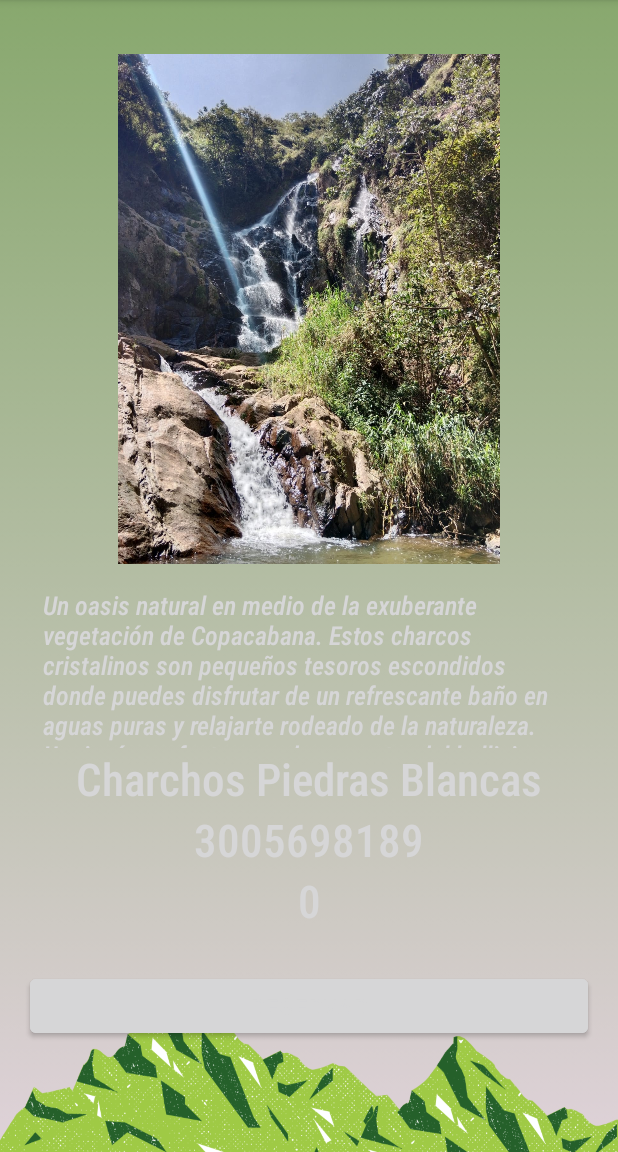
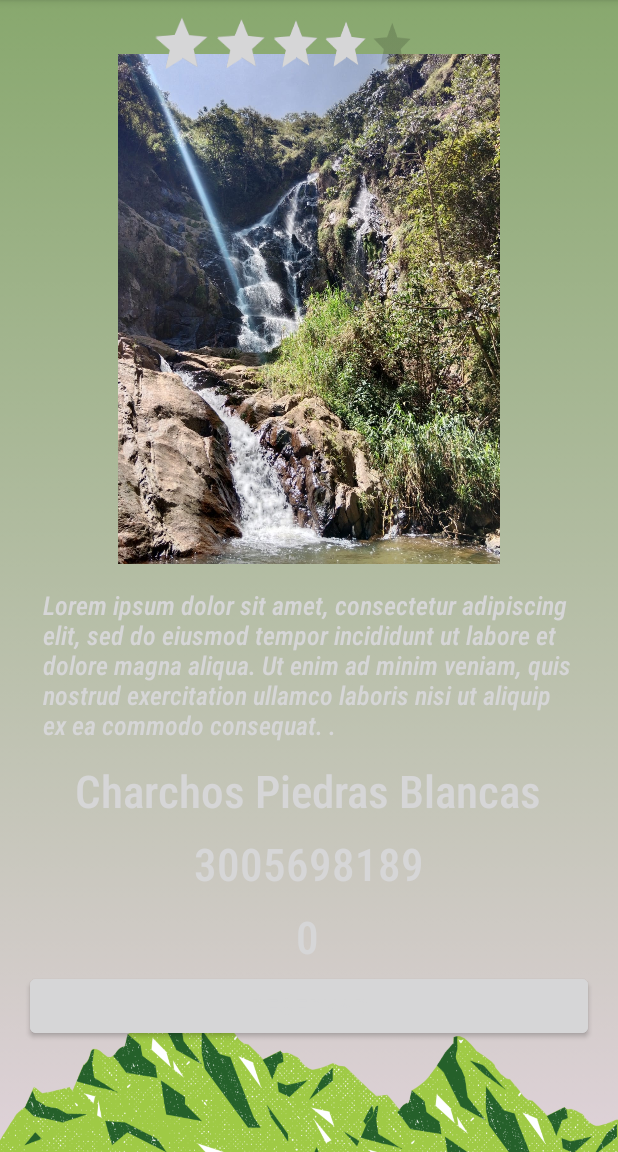
Before and after one commit to DanielVasquezCESDE/PuebliandoII409, an Android app: the ListasSitios screen opened directly, with no data from a screen before it, after a tap on "Charchos Piedras Blancas", on a phone screen of 412 x 824 dp, the part 84-1236 px from its top. Run offline under Robolectric (Android 15) with nearby library versions, the phone set to English and light mode, and no system bars.

Commit message:
Se mejora diseño, queda faltando

```diff
--- a/app/src/main/java/com/example/pruebaiipuebliando409/AmpliadoHotel.java
+++ b/app/src/main/java/com/example/pruebaiipuebliando409/AmpliadoHotel.java
@@ -37,6 +37,8 @@ public class AmpliadoHotel extends AppCompatActivity {
                 .apply(RequestOptions.bitmapTransform(new CircleCrop()))
                 .into(logoImageView);
 
+
+
         fotoHotelAmpliado = findViewById(R.id.logo);
         nombreHotelAmpliado = findViewById(R.id.nombrehotelampliado);
         precioHotelAmpliado = findViewById(R.id.preciohotelampliado);
--- a/app/src/main/java/com/example/pruebaiipuebliando409/AmpliadoSitios.java
+++ b/app/src/main/java/com/example/pruebaiipuebliando409/AmpliadoSitios.java
@@ -4,6 +4,7 @@ import androidx.appcompat.app.AppCompatActivity;
 
 import android.os.Bundle;
 import android.widget.ImageView;
+import android.widget.RatingBar;
 import android.widget.TextView;
 import android.widget.Toast;
 
@@ -21,7 +22,7 @@ public class AmpliadoSitios extends AppCompatActivity {
     TextView nombreStiosAmpliado;
     TextView telefonoSitiosAmpliado;
     TextView precioSitiosAmpliado;
-    TextView descripSitioAmpliado;
+    RatingBar valorSitioAmpliado;
 
     @Override
     protected void onCreate(Bundle savedInstanceState) {
@@ -38,7 +39,8 @@ public class AmpliadoSitios extends AppCompatActivity {
         nombreStiosAmpliado = findViewById(R.id.nombresitioA);
         telefonoSitiosAmpliado = findViewById(R.id.telefonositioA);
         precioSitiosAmpliado = findViewById(R.id.preciositioA);
-        descripSitioAmpliado = findViewById(R.id.descripcionsitioA);
+        valorSitioAmpliado = findViewById(R.id.valorampliadoSitios);
+
 
         moldeDelSitio = (MoldeSitio) getIntent().getSerializableExtra("datosSitios");
 
@@ -46,6 +48,6 @@ public class AmpliadoSitios extends AppCompatActivity {
         nombreStiosAmpliado.setText(moldeDelSitio.getNombreS());
         telefonoSitiosAmpliado.setText(moldeDelSitio.getContacto());
         precioSitiosAmpliado.setText(moldeDelSitio.getPrecioS());
-        descripSitioAmpliado.setText((moldeDelSitio.getDescripS()));
+        valorSitioAmpliado.setRating(moldeDelSitio.getValorS());
     }
 }
--- a/app/src/main/java/com/example/pruebaiipuebliando409/ListasSitios.java
+++ b/app/src/main/java/com/example/pruebaiipuebliando409/ListasSitios.java
@@ -29,9 +29,9 @@ public class ListasSitios extends AppCompatActivity {
     }
     public void llenarListaConDatos () {
 
-        listaSitios.add(new MoldeSitio("Parroquia San Juan de la Tasajera", R.drawable.sitioparroquiasanjuandelat, "Casimiro Godinez", "3336663636", "0", "Una joya arquitectónica en el corazón de Copacabana, esta parroquia es un testimonio vivo de la historia local. Sus altos techos y detalles ornamentales evocan una atmósfera de serenidad. Un lugar de encuentro espiritual y un punto emblemático en el paisaje urbano de Copacabana."));
-        listaSitios.add(new MoldeSitio("Charchos Piedras Blancas", R.drawable.sitiopiedrasblancassinveri, "Juanma", "3005698189", "0", "Un oasis natural en medio de la exuberante vegetación de Copacabana. Estos charcos cristalinos son pequeños tesoros escondidos donde puedes disfrutar de un refrescante baño en aguas puras y relajarte rodeado de la naturaleza. Un rincón perfecto para desconectar del bullicio urbano."));
-        listaSitios.add(new MoldeSitio("Sendero de la virgen", R.drawable.sitiovirgenensendero, "Jorge 'El patiquebrao'", "3075698989", "0", "Un camino que te guía hacia lo más alto de Copacabana, donde encontrarás una vista impresionante de la ciudad y sus alrededores. El Sendero de la Virgen es una experiencia enriquecedora para los amantes de la naturaleza y los devotos, culminando en un santuario dedicado a la Virgen María, ofreciendo un momento de paz y contemplación."));
+        listaSitios.add(new MoldeSitio("Parroquia San Juan de la Tasajera", R.drawable.sitioparroquiasanjuandelat, "Casimiro Godinez", "3336663636", "0", 4.4f));
+        listaSitios.add(new MoldeSitio("Charchos Piedras Blancas", R.drawable.sitiopiedrasblancassinveri, "Juanma", "3005698189", "0", 3.8f));
+        listaSitios.add(new MoldeSitio("Sendero de la virgen", R.drawable.sitiovirgenensendero, "Jorge 'El patiquebrao'", "3075698989", "0", 4.7f));
 
     }
 }
--- a/app/src/main/java/com/example/pruebaiipuebliando409/adaptadores/AdaptadorRestaurantes.java
+++ b/app/src/main/java/com/example/pruebaiipuebliando409/adaptadores/AdaptadorRestaurantes.java
@@ -5,6 +5,7 @@ import android.view.LayoutInflater;
 import android.view.View;
 import android.view.ViewGroup;
 import android.widget.ImageView;
+import android.widget.RatingBar;
 import android.widget.TextView;
 
 import androidx.annotation.NonNull;
@@ -51,6 +52,7 @@ public class AdaptadorRestaurantes extends RecyclerView.Adapter<AdaptadorRestaur
         TextView precioRestaurante;
         TextView contactoRestaurante;
         TextView platoRestaurante;
+        RatingBar valorRestaurante;
 
         public viewHolder(@NonNull View itemView) {
             super(itemView);
@@ -59,6 +61,7 @@ public class AdaptadorRestaurantes extends RecyclerView.Adapter<AdaptadorRestaur
             precioRestaurante = itemView.findViewById(R.id.precios);
             contactoRestaurante = itemView.findViewById(R.id.numeroresta);
             platoRestaurante = itemView.findViewById(R.id.platorecom);
+            valorRestaurante = itemView.findViewById(R.id.valoracionMoldeResta);
         }
 
         public void actualizarDatos(MoldeRestaurante moldeRestaurante) {
@@ -67,6 +70,7 @@ public class AdaptadorRestaurantes extends RecyclerView.Adapter<AdaptadorRestaur
             precioRestaurante.setText((moldeRestaurante.getPrecioR()));
             contactoRestaurante.setText(moldeRestaurante.getContactoR());
             platoRestaurante.setText(moldeRestaurante.getPlato());
+            valorRestaurante.setRating(moldeRestaurante.getValorR());
 
             itemView.setOnClickListener(new View.OnClickListener() {
                 @Override
--- a/app/src/main/java/com/example/pruebaiipuebliando409/adaptadores/AdaptadorSitios.java
+++ b/app/src/main/java/com/example/pruebaiipuebliando409/adaptadores/AdaptadorSitios.java
@@ -5,6 +5,7 @@ import android.view.LayoutInflater;
 import android.view.View;
 import android.view.ViewGroup;
 import android.widget.ImageView;
+import android.widget.RatingBar;
 import android.widget.TextView;
 
 import androidx.annotation.NonNull;
@@ -51,6 +52,8 @@ public class AdaptadorSitios extends RecyclerView.Adapter<AdaptadorSitios.viewHo
         TextView encargadoSitio;
         TextView contactoSitio;
         TextView precioSitio;
+        RatingBar valorSitio;
+
         public viewHolder(@NonNull View itemView) {
             super(itemView);
             nombreSitio = itemView.findViewById(R.id.nombresitioaquí);
@@ -58,7 +61,7 @@ public class AdaptadorSitios extends RecyclerView.Adapter<AdaptadorSitios.viewHo
             encargadoSitio = itemView.findViewById(R.id.nombrencargado);
             contactoSitio = itemView.findViewById(R.id.numeroEnc);
             precioSitio = itemView.findViewById(R.id.preciositio);
-
+            valorSitio = itemView.findViewById(R.id.valorMoldeSitio);
         }
 
         public void actualizarDatos(MoldeSitio moldeSitio) {
@@ -67,6 +70,7 @@ public class AdaptadorSitios extends RecyclerView.Adapter<AdaptadorSitios.viewHo
             encargadoSitio.setText((moldeSitio.getEncargadoS()));
             contactoSitio.setText(moldeSitio.getContacto());
             precioSitio.setText(moldeSitio.getPrecioS());
+            valorSitio.setRating(moldeSitio.getValorS());
 
             itemView.setOnClickListener(new View.OnClickListener() {
                 @Override
--- a/app/src/main/java/com/example/pruebaiipuebliando409/moldes/MoldeHotel.java
+++ b/app/src/main/java/com/example/pruebaiipuebliando409/moldes/MoldeHotel.java
@@ -8,7 +8,6 @@ public class MoldeHotel implements Serializable {
     private String tel;
     private Integer foto;
     private String descrip;
-
     private Float valoraH;
 
     public MoldeHotel() { //Constructor vacío
--- a/app/src/main/java/com/example/pruebaiipuebliando409/moldes/MoldeSitio.java
+++ b/app/src/main/java/com/example/pruebaiipuebliando409/moldes/MoldeSitio.java
@@ -10,18 +10,18 @@ public class MoldeSitio implements Serializable {
     private String encargadoS;
     private String contacto;
     private String precioS;
-    private String descripS;
+    private Float valorS;
 
     public MoldeSitio() {
     }
 
-    public MoldeSitio(String nombreS, Integer fotoS, String encargadoS, String contacto, String precioS, String descripS) {
+    public MoldeSitio(String nombreS, Integer fotoS, String encargadoS, String contacto, String precioS, Float valorS) {
         this.nombreS = nombreS;
         this.fotoS = fotoS;
         this.encargadoS = encargadoS;
         this.contacto = contacto;
         this.precioS = precioS;
-        this.descripS = descripS;
+        this.valorS = valorS;
     }
 
     public String getNombreS() {
@@ -64,11 +64,11 @@ public class MoldeSitio implements Serializable {
         this.precioS = precioS;
     }
 
-    public String getDescripS() {
-        return descripS;
+    public Float getValorS() {
+        return valorS;
     }
 
-    public void setDescripS(String descripS) {
-        this.descripS = descripS;
+    public void setValorS(Float valorS) {
+        this.valorS = valorS;
     }
 }
--- a/app/src/main/res/layout/activity_ampliado_sitios.xml
+++ b/app/src/main/res/layout/activity_ampliado_sitios.xml
@@ -36,47 +36,69 @@
         app:layout_constraintVertical_bias="0.055" />
 
     <TextView
-        android:id="@+id/nombresitioA"
-        android:layout_width="wrap_content"
-        android:layout_height="wrap_content"
-        android:fontFamily="sans-serif-condensed-medium"
-        android:text="Nombre"
-        android:textColor="@color/white"
-        android:textSize="30dp"
-
-        app:layout_constraintTop_toBottomOf="@id/descripcionsitioA"
-        app:layout_constraintStart_toStartOf="parent"
-        app:layout_constraintEnd_toEndOf="parent"
-        />
-
-    <TextView
         android:id="@+id/telefonositioA"
         android:layout_width="wrap_content"
         android:layout_height="wrap_content"
+        android:layout_marginTop="8dp"
         android:fontFamily="sans-serif-condensed-medium"
         android:text="telefono"
         android:textColor="@color/white"
-        android:textSize="30dp"
 
 
-        app:layout_constraintTop_toBottomOf="@id/nombresitioA"
+        android:textSize="30dp"
+        app:layout_constraintEnd_toEndOf="parent"
         app:layout_constraintStart_toStartOf="parent"
-        app:layout_constraintEnd_toEndOf="parent"
-        />
+        app:layout_constraintTop_toBottomOf="@id/nombresitioA" />
 
     <TextView
         android:id="@+id/preciositioA"
         android:layout_width="wrap_content"
         android:layout_height="wrap_content"
+        android:layout_marginTop="8dp"
         android:fontFamily="sans-serif-condensed-medium"
         android:text="Precio"
         android:textColor="@color/white"
+
         android:textSize="30dp"
+        app:layout_constraintEnd_toEndOf="parent"
+        app:layout_constraintHorizontal_bias="0.498"
+        app:layout_constraintStart_toStartOf="parent"
+        app:layout_constraintTop_toBottomOf="@id/telefonositioA" />
 
-        app:layout_constraintTop_toBottomOf="@id/telefonositioA"
+    <TextView
+        android:id="@+id/nombresitioA"
+        android:layout_width="wrap_content"
+        android:layout_height="wrap_content"
+        android:layout_marginTop="8dp"
+        android:fontFamily="sans-serif-condensed-medium"
+        android:text="Nombre"
+        android:textColor="@color/white"
+
+        android:textSize="30dp"
+        app:layout_constraintEnd_toEndOf="parent"
+        app:layout_constraintHorizontal_bias="0.495"
         app:layout_constraintStart_toStartOf="parent"
+        app:layout_constraintTop_toBottomOf="@id/descripcionsitioA" />
+
+    <RatingBar
+        android:id="@+id/valorampliadoSitios"
+        android:layout_width="wrap_content"
+        android:layout_height="wrap_content"
+
+        android:numStars="5"
+        android:progressTint="@color/palegreen"
+        android:rating="2"
+
+        android:rotationY="25"
+        android:scaleX="0.8"
+        android:scaleY="0.8"
+
+        app:layout_constraintBottom_toBottomOf="parent"
         app:layout_constraintEnd_toEndOf="parent"
-        />
+        app:layout_constraintHorizontal_bias="0.45"
+        app:layout_constraintStart_toStartOf="parent"
+        app:layout_constraintTop_toTopOf="parent"
+        app:layout_constraintVertical_bias="0.007" />
 
 
     <Button
```
Also changed, not shown: app/src/main/java/com/example/pruebaiipuebliando409/AmpliadoResta.java (+5 -3 lines), app/src/main/java/com/example/pruebaiipuebliando409/ListaRestaurantes.java (+5 -5 lines), app/src/main/java/com/example/pruebaiipuebliando409/moldes/MoldeRestaurante.java (+7 -7 lines), app/src/main/res/layout/activity_ampliado_hotel.xml (+71 -58 lines), app/src/main/res/layout/activity_ampliado_resta.xml (+16 -0 lines), app/src/main/res/layout/molderestaurante.xml (+70 -34 lines), app/src/main/res/layout/moldesitios.xml (+28 -2 lines), app/src/main/res/drawable-v24/favoritoiconoresta.png (added), app/src/main/res/drawable-v24/iconousuariocomentario.jpg (added), app/src/main/res/drawable-v24/usuarioiconoampliando.png (deleted).
